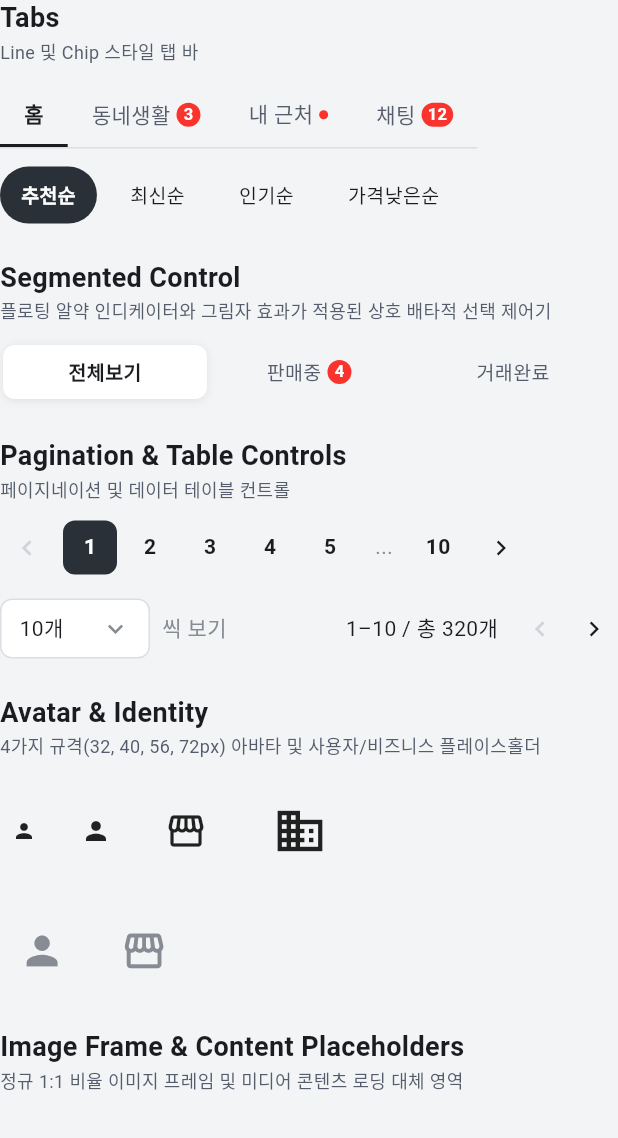
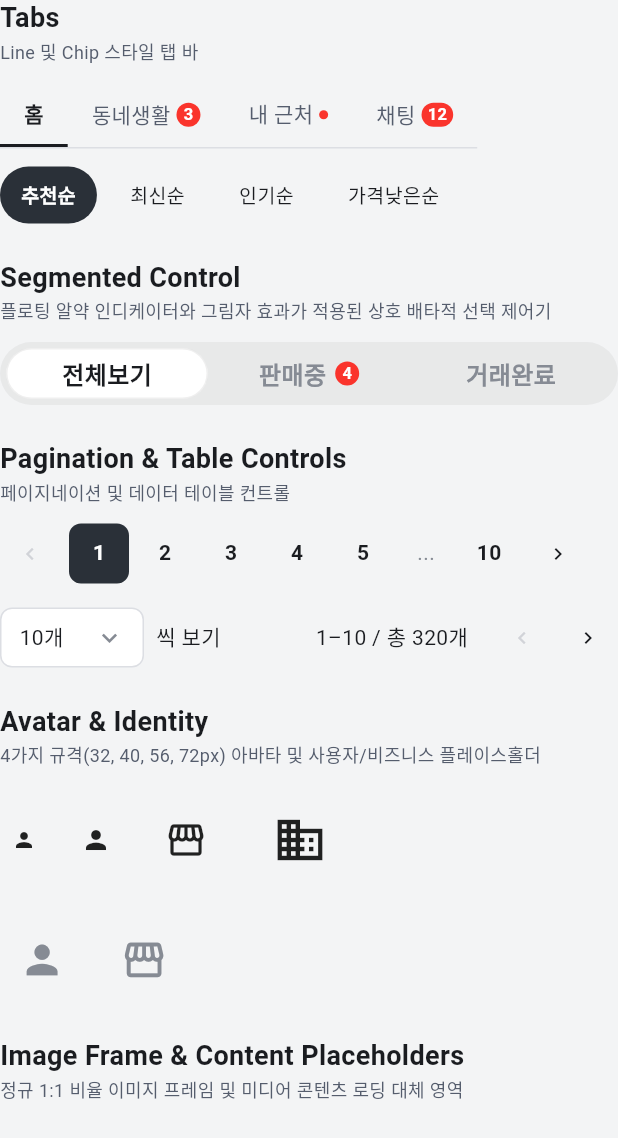
Before and after one commit to kjm0202/seed_design, a Flutter app: the NavigationTab widget shown alone on an empty page, opened directly, on a phone screen of 412 x 824 dp. Shown: the top 1138 px of the screen. Run offline on Flutter 3.47's test engine with Material 3 defaults, Android fonts, the light colour scheme and no system bars; our stand-ins replace material_ui.

Commit message:
Fix pagination and compact navigation layouts

```diff
--- a/example/lib/tabs/navigation_tab.dart
+++ b/example/lib/tabs/navigation_tab.dart
@@ -1,5 +1,6 @@
 import 'package:material_ui/material_ui.dart';
 import 'package:seed_design/seed_design.dart';
+
 import '../widgets/section_header.dart';
 
 /// Tab showcasing tabs, segmented control, pagination, avatars, image frames, and side navigation.
@@ -16,16 +17,14 @@ class _NavigationTabState extends State<NavigationTab> {
   String _selectedSegment = 'all';
   int _currentPage = 1;
   int _rowsPerPage = 10;
+  int _tablePage = 1;
 
   @override
   Widget build(BuildContext context) {
     return Column(
       crossAxisAlignment: CrossAxisAlignment.start,
       children: [
-        const SectionHeader(
-          title: 'Tabs',
-          subtitle: 'Line 및 Chip 스타일 탭 바',
-        ),
+        const SectionHeader(title: 'Tabs', subtitle: 'Line 및 Chip 스타일 탭 바'),
         SeedTabs(
           selectedIndex: _selectedTopTab,
           variant: SeedTabsVariant.line,
@@ -77,11 +76,14 @@ class _NavigationTabState extends State<NavigationTab> {
         ),
         const SizedBox(height: SeedDimension.x4),
         SeedTablePagination(
-          currentPage: _currentPage,
+          currentPage: _tablePage,
           totalItems: 320,
           rowsPerPage: _rowsPerPage,
-          onPageChanged: (p) => setState(() => _currentPage = p),
-          onRowsPerPageChanged: (r) => setState(() => _rowsPerPage = r),
+          onPageChanged: (p) => setState(() => _tablePage = p),
+          onRowsPerPageChanged: (r) => setState(() {
+            _rowsPerPage = r;
+            _tablePage = 1;
+          }),
         ),
         const SizedBox(height: SeedDimension.x6),
 
@@ -116,15 +118,9 @@ class _NavigationTabState extends State<NavigationTab> {
         const SizedBox(height: SeedDimension.x4),
         Row(
           children: const [
-            SeedIdentityPlaceholder(
-              type: SeedIdentityType.person,
-              size: 56,
-            ),
+            SeedIdentityPlaceholder(type: SeedIdentityType.person, size: 56),
             SizedBox(width: SeedDimension.x3),
-            SeedIdentityPlaceholder(
-              type: SeedIdentityType.business,
-              size: 56,
-            ),
+            SeedIdentityPlaceholder(type: SeedIdentityType.business, size: 56),
           ],
         ),
         const SizedBox(height: SeedDimension.x6),
@@ -170,8 +166,16 @@ class _NavigationTabState extends State<NavigationTab> {
               SeedSideNavGroup(
                 label: '광고 관리',
                 items: [
-                  SeedSideNavItem(id: 'camp', label: '캠페인 목록', icon: Icons.campaign),
-                  SeedSideNavItem(id: 'rep', label: '보고서', icon: Icons.bar_chart),
+                  SeedSideNavItem(
+                    id: 'camp',
+                    label: '캠페인 목록',
+                    icon: Icons.campaign,
+                  ),
+                  SeedSideNavItem(
+                    id: 'rep',
+                    label: '보고서',
+                    icon: Icons.bar_chart,
+                  ),
                 ],
               ),
             ],
--- a/lib/src/components/navigation/seed_pagination.dart
+++ b/lib/src/components/navigation/seed_pagination.dart
@@ -1,17 +1,24 @@
 import 'package:material_ui/material_ui.dart';
+
 import '../../foundations/dimensions/seed_dimension.dart';
 import '../../foundations/radius/seed_radius.dart';
 import '../../theme/seed_theme.dart';
 
 /// A SEED Design Pagination component for multi-page list navigation.
 class SeedPagination extends StatelessWidget {
+  static const double _controlSize = 40;
+  static const double _numberPadding = 2;
   const SeedPagination({
     super.key,
     required this.currentPage,
     required this.totalPages,
     required this.onPageChanged,
     this.maxVisibleSlots = 7,
-  }) : assert(currentPage >= 1 && currentPage <= totalPages, 'currentPage must be within 1..totalPages');
+  }) : assert(
+         currentPage >= 1 && currentPage <= totalPages,
+         'currentPage must be within 1..totalPages',
+       ),
+       assert(maxVisibleSlots > 0, 'maxVisibleSlots must be positive.');
 
   /// The currently active 1-indexed page.
   final int currentPage;
@@ -22,47 +29,71 @@ class SeedPagination extends StatelessWidget {
   /// Callback when a page number is clicked.
   final ValueChanged<int> onPageChanged;
 
-  /// Maximum slots to show before inserting ellipses ('...'). Defaults to 7.
+  /// Upper limit on numbered and ellipsis slots. Defaults to 7.
+  /// Fewer slots are shown when the available width cannot fit them all.
   final int maxVisibleSlots;
 
-  List<dynamic> _buildPageNumbers() {
-    if (totalPages <= maxVisibleSlots) {
+  List<Object> _buildPageNumbers(int slots) {
+    if (totalPages <= slots) {
       return List.generate(totalPages, (i) => i + 1);
     }
 
-    final pages = <dynamic>[];
-    pages.add(1);
-
-    if (currentPage <= 4) {
-      for (int i = 2; i <= 5; i++) {
-        pages.add(i);
-      }
-      pages.add('...');
-      pages.add(totalPages);
-    } else if (currentPage >= totalPages - 3) {
-      pages.add('...');
-      for (int i = totalPages - 4; i <= totalPages; i++) {
-        pages.add(i);
-      }
-    } else {
-      pages.add('...');
-      pages.add(currentPage - 1);
-      pages.add(currentPage);
-      pages.add(currentPage + 1);
-      pages.add('...');
-      pages.add(totalPages);
+    // In compact layouts, keep a contiguous window around the current page.
+    // Previous/next remain available without shrinking the 40px controls.
+    if (slots < 5) {
+      final start = (currentPage - (slots - 1) ~/ 2).clamp(
+        1,
+        totalPages - slots + 1,
+      );
+      return List.generate(slots, (index) => start + index);
     }
 
-    return pages;
+    final edgeCount = slots - 2;
+    if (currentPage <= edgeCount - 1) {
+      return [
+        ...List.generate(edgeCount, (index) => index + 1),
+        '...',
+        totalPages,
+      ];
+    }
+    if (currentPage >= totalPages - edgeCount + 2) {
+      return [
+        1,
+        '...',
+        ...List.generate(
+          edgeCount,
+          (index) => totalPages - edgeCount + index + 1,
+        ),
+      ];
+    }
+
+    final middleCount = slots - 4;
+    final start = currentPage - (middleCount - 1) ~/ 2;
+    return [
+      1,
+      start == 3 ? 2 : '...',
+      ...List.generate(middleCount, (index) => start + index),
+      start + middleCount == totalPages - 1 ? totalPages - 1 : '...',
+      totalPages,
+    ];
   }
 
   @override
   Widget build(BuildContext context) {
     final colors = context.seedColor;
     final typography = context.seedTypography;
-    final pageItems = _buildPageNumbers();
-
-    return Row(
+    return LayoutBuilder(
+      builder: (context, constraints) {
+        // Count conservatively for ellipses, whose slots have no padding.
+        const navigationWidth = 2 * (_controlSize + SeedDimension.x1);
+        const slotWidth = _controlSize + 2 * _numberPadding;
+        final slots = constraints.hasBoundedWidth
+            ? ((constraints.maxWidth - navigationWidth) / slotWidth)
+                  .floor()
+                  .clamp(1, maxVisibleSlots)
+            : maxVisibleSlots;
+        final pageItems = _buildPageNumbers(slots);
+        final content = Row(
           mainAxisSize: MainAxisSize.min,
           mainAxisAlignment: MainAxisAlignment.center,
           children: [
@@ -80,22 +111,28 @@ class SeedPagination extends StatelessWidget {
               if (item is int) {
                 final isCurrent = item == currentPage;
                 return Padding(
-              padding: const EdgeInsets.symmetric(horizontal: 2),
+                  padding: const EdgeInsets.symmetric(
+                    horizontal: _numberPadding,
+                  ),
                   child: InkWell(
                     onTap: () => onPageChanged(item),
                     borderRadius: SeedBorderRadius.r2,
                     child: Container(
-                  width: 36,
-                  height: 36,
+                      width: _controlSize,
+                      height: _controlSize,
                       decoration: BoxDecoration(
-                    color: isCurrent ? colors.bg.neutralSolid : Colors.transparent,
+                        color: isCurrent
+                            ? colors.bg.neutralSolid
+                            : Colors.transparent,
                         borderRadius: SeedBorderRadius.r2,
                       ),
                       alignment: Alignment.center,
                       child: Text(
                         '$item',
                         style: typography.t4Bold.copyWith(
-                      color: isCurrent ? colors.fg.onNeutralSolid : colors.fg.neutral,
+                          color: isCurrent
+                              ? colors.fg.onNeutralSolid
+                              : colors.fg.neutral,
                         ),
                       ),
                     ),
@@ -103,8 +140,8 @@ class SeedPagination extends StatelessWidget {
                 );
               } else {
                 return SizedBox(
-              width: 32,
-              height: 36,
+                  width: _controlSize,
+                  height: _controlSize,
                   child: Center(
                     child: Text(
                       '...',
@@ -127,6 +164,17 @@ class SeedPagination extends StatelessWidget {
             ),
           ],
         );
+        if (constraints.hasBoundedWidth &&
+            constraints.maxWidth < navigationWidth + slotWidth) {
+          return SingleChildScrollView(
+            scrollDirection: Axis.horizontal,
+            primary: false,
+            child: content,
+          );
+        }
+        return content;
+      },
+    );
   }
 
   Widget _buildNavButton(
@@ -140,12 +188,12 @@ class SeedPagination extends StatelessWidget {
       onTap: enabled ? onTap : null,
       borderRadius: SeedBorderRadius.r2,
       child: Container(
-        width: 36,
-        height: 36,
+        width: _controlSize,
+        height: _controlSize,
         alignment: Alignment.center,
         child: Icon(
           icon,
-          size: 20,
+          size: 16,
           color: enabled ? colors.fg.neutral : colors.fg.disabled,
         ),
       ),
--- a/lib/src/components/navigation/seed_segmented_control.dart
+++ b/lib/src/components/navigation/seed_segmented_control.dart
@@ -1,6 +1,7 @@
 import 'package:material_ui/material_ui.dart';
 
 import '../../foundations/dimensions/seed_dimension.dart';
+import '../../foundations/colors/seed_palette.dart';
 import '../../foundations/motion/seed_motion.dart';
 import '../../foundations/radius/seed_radius.dart';
 import '../../foundations/feedback/seed_scale_feedback.dart';
@@ -50,7 +51,6 @@ class SeedSegmentedControl<T> extends StatelessWidget {
   Widget build(BuildContext context) {
     final colors = context.seedColor;
     final typography = context.seedTypography;
-    final shadows = context.seedShadows;
 
     final int selectedIndex = segments.indexWhere(
       (s) => s.value == selectedValue,
@@ -61,11 +61,11 @@ class SeedSegmentedControl<T> extends StatelessWidget {
       enabled: segments.map((s) => enabled && s.enabled).toList(),
       onSelected: (index) => onValueChanged(segments[index].value),
       builder: (context, nodes) => Container(
-        height: 40.0,
-        padding: const EdgeInsets.all(SeedDimension.x0_5),
+        height: 42.0,
+        padding: const EdgeInsets.all(SeedDimension.x1),
         decoration: BoxDecoration(
-          color: colors.bg.neutralWeak,
-          borderRadius: SeedBorderRadius.r2_5,
+          color: colors.bg.neutralWeakAlpha,
+          borderRadius: SeedBorderRadius.full,
         ),
         child: LayoutBuilder(
           builder: (context, constraints) {
@@ -76,7 +76,7 @@ class SeedSegmentedControl<T> extends StatelessWidget {
                 // Animated Floating Pill Indicator
                 if (selectedIndex != -1)
                   AnimatedPositioned(
-                    duration: SeedDuration.d3,
+                    duration: SeedDuration.d4,
                     curve: SeedCurves.easing,
                     left: selectedIndex * segmentWidth,
                     top: 0,
@@ -84,9 +84,13 @@ class SeedSegmentedControl<T> extends StatelessWidget {
                     width: segmentWidth,
                     child: Container(
                       decoration: BoxDecoration(
-                        color: colors.bg.layerFloating,
-                        borderRadius: SeedBorderRadius.r2,
-                        boxShadow: shadows.s1,
+                        color: enabled
+                            ? (colors.isDark
+                                  ? SeedPalette.gray00Dark
+                                  : SeedPalette.gray00Light)
+                            : colors.bg.disabled,
+                        borderRadius: SeedBorderRadius.full,
+                        border: Border.all(color: colors.stroke.neutralMuted),
                       ),
                     ),
                   ),
@@ -98,14 +102,12 @@ class SeedSegmentedControl<T> extends StatelessWidget {
                     final bool isSelected = index == selectedIndex;
                     final bool isSegmentEnabled = enabled && segment.enabled;
 
-                    final TextStyle textStyle =
-                        (isSelected ? typography.t3Bold : typography.t3Medium)
-                            .copyWith(
+                    final TextStyle textStyle = typography.t5Bold.copyWith(
                       color: !isSegmentEnabled
                           ? colors.fg.disabled
                           : (isSelected
                                 ? colors.fg.neutral
-                                        : colors.fg.neutralMuted),
+                                : colors.fg.neutralSubtle),
                     );
 
                     return Expanded(
@@ -116,20 +118,30 @@ class SeedSegmentedControl<T> extends StatelessWidget {
                         enableScale: false,
                         onTap: () => onValueChanged(segment.value),
                         child: Container(
+                          constraints: const BoxConstraints(
+                            minWidth: 86.0,
+                            minHeight: 34.0,
+                          ),
+                          padding: const EdgeInsets.symmetric(
+                            horizontal: SeedDimension.x6,
+                            vertical: SeedDimension.x1_5,
+                          ),
                           alignment: Alignment.center,
                           child: Row(
                             mainAxisSize: MainAxisSize.min,
                             mainAxisAlignment: MainAxisAlignment.center,
                             children: [
-                              Text(
+                              Flexible(
+                                child: Text(
                                   segment.label,
                                   style: textStyle,
                                   maxLines: 1,
                                   overflow: TextOverflow.ellipsis,
                                 ),
+                              ),
                               if (segment.notificationCount != null ||
                                   segment.showNotificationDot) ...[
-                                const SizedBox(width: SeedDimension.x1),
+                                const SizedBox(width: SeedDimension.x1_5),
                                 SeedNotificationBadge(
                                   count: segment.notificationCount,
                                   showDot: segment.showNotificationDot,
--- a/lib/src/components/navigation/seed_table_pagination.dart
+++ b/lib/src/components/navigation/seed_table_pagination.dart
@@ -1,4 +1,5 @@
 import 'package:material_ui/material_ui.dart';
+
 import '../../foundations/dimensions/seed_dimension.dart';
 import '../../foundations/radius/seed_radius.dart';
 import '../../theme/seed_theme.dart';
@@ -17,7 +18,7 @@ class SeedTablePagination extends StatelessWidget {
     required this.currentPage,
     required this.totalItems,
     required this.rowsPerPage,
-    this.rowsPerPageOptions = const [10, 20, 50, 100],
+    this.rowsPerPageOptions = const [10, 25, 50],
     required this.onPageChanged,
     required this.onRowsPerPageChanged,
   });
@@ -53,15 +54,23 @@ class SeedTablePagination extends StatelessWidget {
     final canGoPrev = currentPage > 1;
     final canGoNext = currentPage < _totalPages;
 
-    return Row(
-      mainAxisAlignment: MainAxisAlignment.spaceBetween,
+    return LayoutBuilder(
+      builder: (context, constraints) => SizedBox(
+        width: constraints.hasBoundedWidth ? constraints.maxWidth : null,
+        child: Wrap(
+          alignment: WrapAlignment.spaceBetween,
+          crossAxisAlignment: WrapCrossAlignment.center,
+          spacing: SeedDimension.x4,
+          runSpacing: SeedDimension.x3,
           children: [
             // Left: Rows per page selector
-        Row(
-          mainAxisSize: MainAxisSize.min,
+            Wrap(
+              crossAxisAlignment: WrapCrossAlignment.center,
+              spacing: SeedDimension.x2,
+              runSpacing: SeedDimension.x2,
               children: [
                 SizedBox(
-              width: 100,
+                  width: 96,
                   child: SeedSelect<int>(
                     size: SeedInputButtonSize.small,
                     value: rowsPerPage,
@@ -78,19 +87,21 @@ class SeedTablePagination extends StatelessWidget {
                     onChanged: (val) => onRowsPerPageChanged(val),
                   ),
                 ),
-            const SizedBox(width: SeedDimension.x2),
                 Text(
                   '씩 보기',
                   style: typography.t4Regular.copyWith(
-                color: colors.fg.neutralSubtle,
+                    color: colors.fg.neutral,
                   ),
                 ),
               ],
             ),
 
             // Right: Range display & Next/Prev buttons
-        Row(
-          mainAxisSize: MainAxisSize.min,
+            Wrap(
+              alignment: WrapAlignment.end,
+              crossAxisAlignment: WrapCrossAlignment.center,
+              spacing: SeedDimension.x4,
+              runSpacing: SeedDimension.x2,
               children: [
                 Text(
                   '$startItem–$endItem / 총 $totalItems개',
@@ -98,39 +109,53 @@ class SeedTablePagination extends StatelessWidget {
                     color: colors.fg.neutral,
                   ),
                 ),
-            const SizedBox(width: SeedDimension.x3),
+                Row(
+                  mainAxisSize: MainAxisSize.min,
+                  children: [
                     InkWell(
-              onTap: canGoPrev ? () => onPageChanged(currentPage - 1) : null,
+                      onTap: canGoPrev
+                          ? () => onPageChanged(currentPage - 1)
+                          : null,
                       borderRadius: SeedBorderRadius.r2,
                       child: Container(
-                width: 32,
-                height: 32,
+                        width: 40,
+                        height: 40,
                         alignment: Alignment.center,
                         child: Icon(
                           Icons.chevron_left,
-                  size: 20,
-                  color: canGoPrev ? colors.fg.neutral : colors.fg.disabled,
+                          size: 16,
+                          color: canGoPrev
+                              ? colors.fg.neutral
+                              : colors.fg.disabled,
                         ),
                       ),
                     ),
                     const SizedBox(width: SeedDimension.x1),
                     InkWell(
-              onTap: canGoNext ? () => onPageChanged(currentPage + 1) : null,
+                      onTap: canGoNext
+                          ? () => onPageChanged(currentPage + 1)
+                          : null,
                       borderRadius: SeedBorderRadius.r2,
                       child: Container(
-                width: 32,
-                height: 32,
+                        width: 40,
+                        height: 40,
                         alignment: Alignment.center,
                         child: Icon(
                           Icons.chevron_right,
-                  size: 20,
-                  color: canGoNext ? colors.fg.neutral : colors.fg.disabled,
+                          size: 16,
+                          color: canGoNext
+                              ? colors.fg.neutral
+                              : colors.fg.disabled,
                         ),
                       ),
                     ),
                   ],
                 ),
               ],
+            ),
+          ],
+        ),
+      ),
     );
   }
 }
```
Also changed, not shown: 3 other files. Lines whose indentation alone changed are shown as unchanged.
